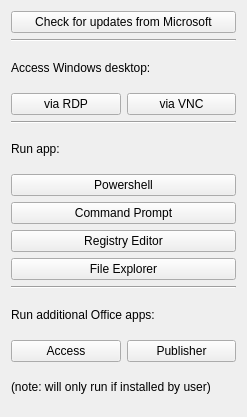
Old version of the form gui/tools.ui in the repository j0hnVu/linoffice.
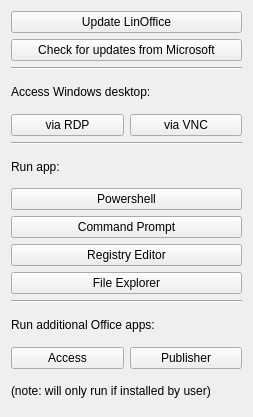
New version of the form.

Commit message: Update check (GUI not working yet)

```diff
--- a/gui/tools.ui
+++ b/gui/tools.ui
@@ -6,7 +6,7 @@
    <rect>
     <x>0</x>
     <y>0</y>
-    <width>247</width>
+    <width>253</width>
     <height>417</height>
    </rect>
   </property>
@@ -18,6 +18,13 @@
     <layout class="QVBoxLayout" name="verticalLayout_2">
      <item>
       <layout class="QVBoxLayout" name="verticalLayout">
+       <item>
+        <widget class="QPushButton" name="pushButton_updateself">
+         <property name="text">
+          <string>Update LinOffice</string>
+         </property>
+        </widget>
+       </item>
        <item>
         <widget class="QPushButton" name="pushButton_update">
          <property name="text">
```
The commit also changes 2 other files.
